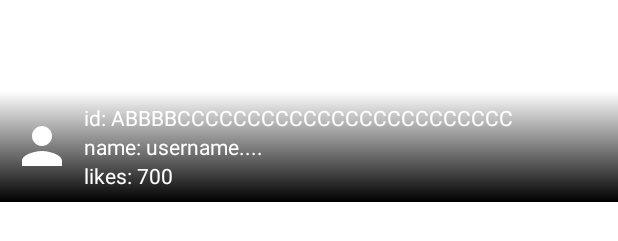
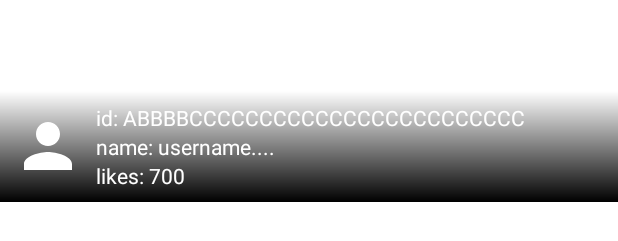
Before and after one commit to LeoAndo/ImageSearchApp, an Android app: the layout item_unsplash_photo.xml on its own in the app's theme, with its tools: preview values and no code run, on a phone screen of 412 x 824 dp. Shown: the part 248-489 px from the top of the screen. Run offline under Robolectric (Android 15) with nearby library versions, the phone set to English and light mode, and no system bars.

Commit message:
アバター画像を丸くする

```diff
--- a/app/build.gradle
+++ b/app/build.gradle
@@ -19,7 +19,7 @@ android {
         testInstrumentationRunner "androidx.test.runner.AndroidJUnitRunner"
 
         // TODO
-        buildConfigField("String", "UNSPLASH_ACCESS_KEY", "PUT APIKEY")
+        buildConfigField("String", "UNSPLASH_ACCESS_KEY", "\"-QVBMwGFoRbxRA5HgaFT9Q4-RctuHro48hhga5yNKY0\"")
     }
 
     buildTypes {
--- a/app/src/main/AndroidManifest.xml
+++ b/app/src/main/AndroidManifest.xml
@@ -10,7 +10,7 @@
         android:label="@string/app_name"
         android:roundIcon="@mipmap/ic_launcher_round"
         android:supportsRtl="true"
-        android:theme="@style/AppTheme">
+        android:theme="@style/ImageSearchAppTheme">
         <activity android:name=".MainActivity">
             <intent-filter>
                 <action android:name="android.intent.action.MAIN" />
--- a/app/src/main/java/com/template/imagesearchapp/ui/gallery/UnsplashPhotoAdapter.kt
+++ b/app/src/main/java/com/template/imagesearchapp/ui/gallery/UnsplashPhotoAdapter.kt
@@ -50,8 +50,7 @@ class UnsplashPhotoAdapter(private val onItemClick: (UnSplashPhoto) -> Unit) :
                 textLikes.text = """likes: ${photo.likes}"""
                 Glide.with(itemView)
                     .load(photo.user.profileImage.small)
-                    .centerCrop()
-                    .placeholder(R.mipmap.ic_launcher_round)
+                    .placeholder(R.drawable.ic_user)
                     .into(imageAvatar)
             }
         }
--- a/app/src/main/res/layout/item_unsplash_photo.xml
+++ b/app/src/main/res/layout/item_unsplash_photo.xml
@@ -1,5 +1,6 @@
 <?xml version="1.0" encoding="utf-8"?>
 <RelativeLayout xmlns:android="http://schemas.android.com/apk/res/android"
+    xmlns:app="http://schemas.android.com/apk/res-auto"
     xmlns:tools="http://schemas.android.com/tools"
     android:layout_width="match_parent"
     android:layout_height="300dp">
@@ -17,11 +18,15 @@
         android:orientation="horizontal"
         android:padding="8dp">
 
-        <ImageView
+        <com.google.android.material.imageview.ShapeableImageView
             android:id="@+id/image_avatar"
-            android:layout_width="40dp"
-            android:layout_height="40dp"
+            android:layout_width="48dp"
+            android:layout_height="48dp"
             android:layout_centerVertical="true"
+            android:layout_gravity="center_horizontal"
+            android:adjustViewBounds="true"
+            android:scaleType="centerCrop"
+            app:shapeAppearance="@style/ShapeAppearanceOverlay.ImageSearchApp.CircleImageView"
             tools:src="@drawable/ic_user" />
 
         <TextView
--- a/app/src/main/res/values/styles.xml
+++ b/app/src/main/res/values/styles.xml
@@ -1,9 +1,16 @@
 <resources>
     <!-- Base application theme. -->
-    <style name="AppTheme" parent="Theme.MaterialComponents.Light.DarkActionBar">
+    <style name="ImageSearchAppTheme" parent="Theme.MaterialComponents.Light.DarkActionBar">
         <!-- Customize your theme here. -->
         <item name="colorPrimary">@color/colorPrimary</item>
         <item name="colorPrimaryDark">@color/colorPrimaryDark</item>
         <item name="colorAccent">@color/colorAccent</item>
     </style>
+
+    <style name="ShapeAppearanceOverlay.ImageSearchApp" parent="" />
+
+    <style name="ShapeAppearanceOverlay.ImageSearchApp.CircleImageView">
+        <item name="cornerFamily">rounded</item>
+        <item name="cornerSize">50%</item>
+    </style>
 </resources>
```
Also changed, not shown: build.gradle (+6 -6 lines).
